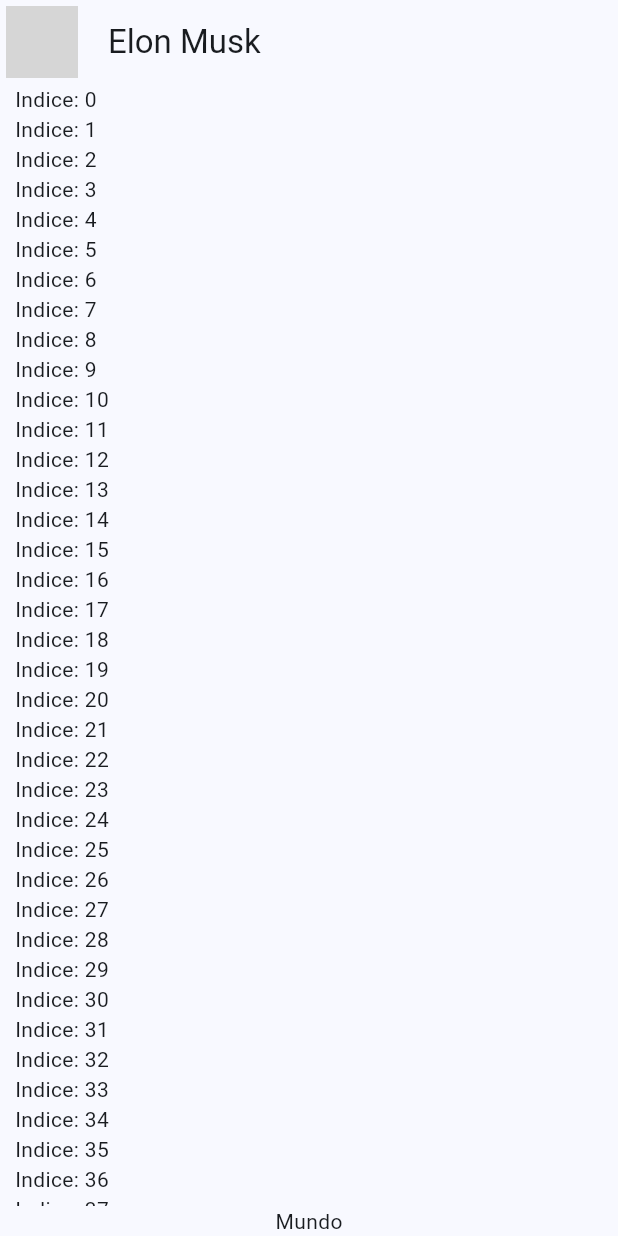
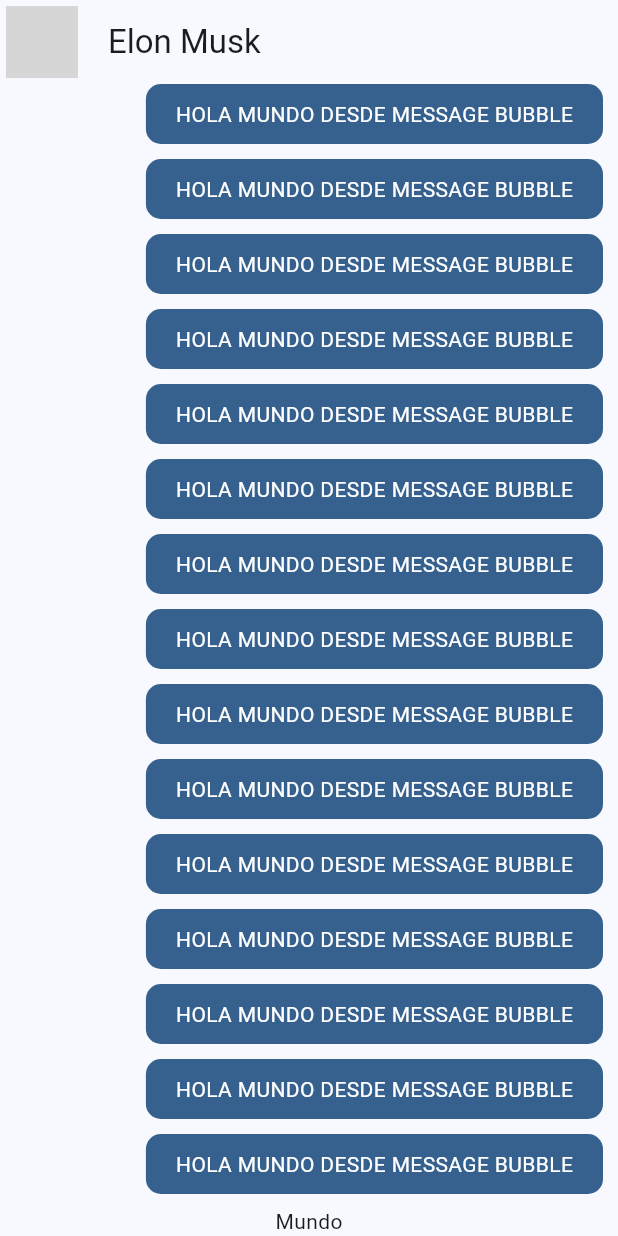
Before and after one commit to rocatoro18/chat_app, a Flutter app: the screen it shows after launch, on a phone screen of 412 x 824 dp. Run offline on Flutter 3.47's test engine with Material 3 defaults, Android fonts, the phone set to English and light mode, and no system bars; network calls fail; grey boxes are pictures that could not be loaded.

Commit message:
Message Bubble

```diff
--- a/lib/main.dart
+++ b/lib/main.dart
@@ -1,5 +1,5 @@
 import 'package:chat_app/config/theme/app_theme.dart';
-import 'package:chat_app/presentation/chat/chat_screen.dart';
+import 'package:chat_app/presentation/screens/chat/chat_screen.dart';
 import 'package:flutter/material.dart';
 
 void main() => runApp(const MyApp());
--- a/lib/presentation/chat/chat_screen.dart
+++ b/lib/presentation/screens/chat/chat_screen.dart
@@ -1,3 +1,4 @@
+import 'package:chat_app/presentation/widgets/chat/my_message_bubble.dart';
 import 'package:flutter/material.dart';
 
 class ChatScreen extends StatelessWidget {
@@ -33,7 +34,7 @@ class _ChatView extends StatelessWidget {
                 child: ListView.builder(
               itemCount: 100,
               itemBuilder: (context, index) {
-                return Text('Indice: $index');
+                return const MyMessageBubble();
               },
             )),
             Text('Mundo')
--- /dev/null
+++ b/lib/presentation/widgets/chat/my_message_bubble.dart
@@ -0,0 +1,30 @@
+import 'package:flutter/material.dart';
+
+class MyMessageBubble extends StatelessWidget {
+  const MyMessageBubble({super.key});
+
+  @override
+  Widget build(BuildContext context) {
+    // TODOS LOS COLORES BASADOS EN EL TEMA DEL SEED
+    // QUE YO HICE
+    final colors = Theme.of(context).colorScheme;
+
+    return Column(
+      crossAxisAlignment: CrossAxisAlignment.end,
+      children: [
+        Container(
+          decoration: BoxDecoration(
+              borderRadius: BorderRadius.circular(10), color: colors.primary),
+          child: const Padding(
+            padding: EdgeInsets.symmetric(horizontal: 20, vertical: 10),
+            child: Text(
+              'HOLA MUNDO DESDE MESSAGE BUBBLE',
+              style: TextStyle(color: Colors.white),
+            ),
+          ),
+        ),
+        const SizedBox(height: 10)
+      ],
+    );
+  }
+}
```
